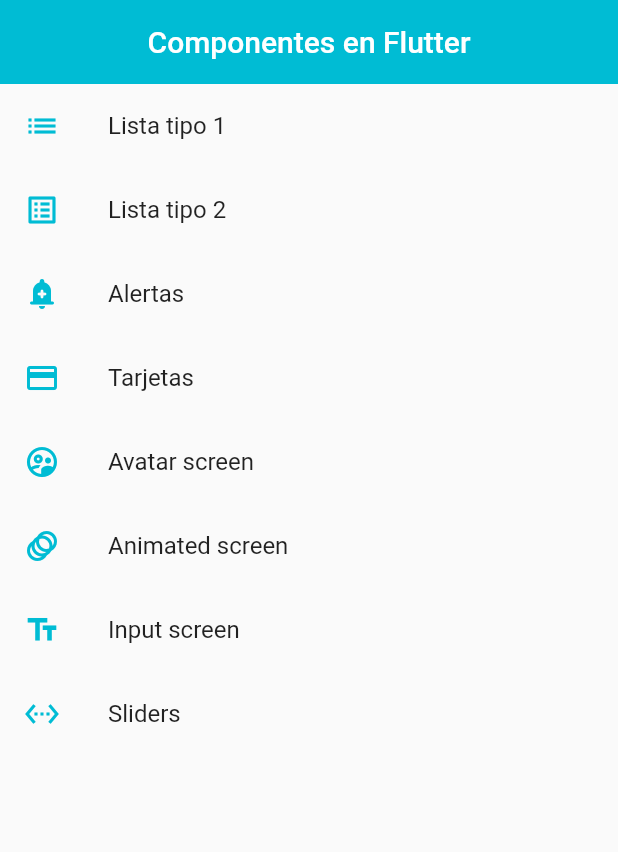
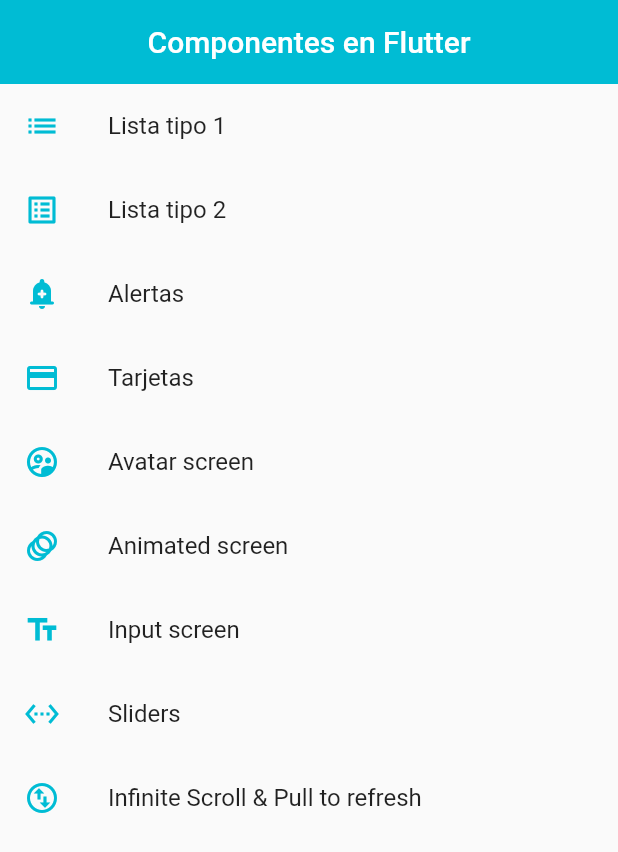
Before and after one commit to apacoder/curso-flutter, a Flutter app: the screen it shows after launch, on a phone screen of 412 x 824 dp. Shown: the top 852 px of the screen. Run offline on Flutter 3.47's test engine with Material 2 defaults, Android fonts, the phone set to English and light mode, and no system bars.

Commit message:
infinite scroll

```diff
--- a/lib/curso/2_componentes/router/app_routes.dart
+++ b/lib/curso/2_componentes/router/app_routes.dart
@@ -59,6 +59,12 @@ class AppRoute {
       name: 'Sliders',
       screen: const SliderScreen(),
     ),
+    MenuOption(
+      route: 'listviewbuilder',
+      icon: Icons.swap_vert_circle_outlined,
+      name: 'Infinite Scroll & Pull to refresh',
+      screen: const ListViewBuilderScreen(),
+    ),
   ];
 
   static Map<String, Widget Function(BuildContext)> getAppRoutes() {
--- a/lib/curso/2_componentes/screens/screens.dart
+++ b/lib/curso/2_componentes/screens/screens.dart
@@ -8,4 +8,5 @@ export 'package:examples/curso/2_componentes/screens/home_screen.dart';
 export 'package:examples/curso/2_componentes/screens/inputs_screen.dart';
 export 'package:examples/curso/2_componentes/screens/listview1_screen.dart';
 export 'package:examples/curso/2_componentes/screens/listview2_screen.dart';
+export 'package:examples/curso/2_componentes/screens/listview_builder_screen.dart';
 export 'package:examples/curso/2_componentes/screens/slider_screen.dart';
--- a/lib/curso/2_componentes/screens/slider_screen.dart
+++ b/lib/curso/2_componentes/screens/slider_screen.dart
@@ -68,7 +68,7 @@ class _SliderScreenState extends State<SliderScreen> {
                 style: TextStyle(fontSize: 20),
               ),
               onChanged: (val) {
-                isCheckBoxActive = val ?? true;
+                isCheckBoxActive = val;
                 setState(() {});
               },
             ),
```
Also changed, not shown: lib/curso/2_componentes/screens/listview_builder_screen.dart (added, +23 -0 lines).
